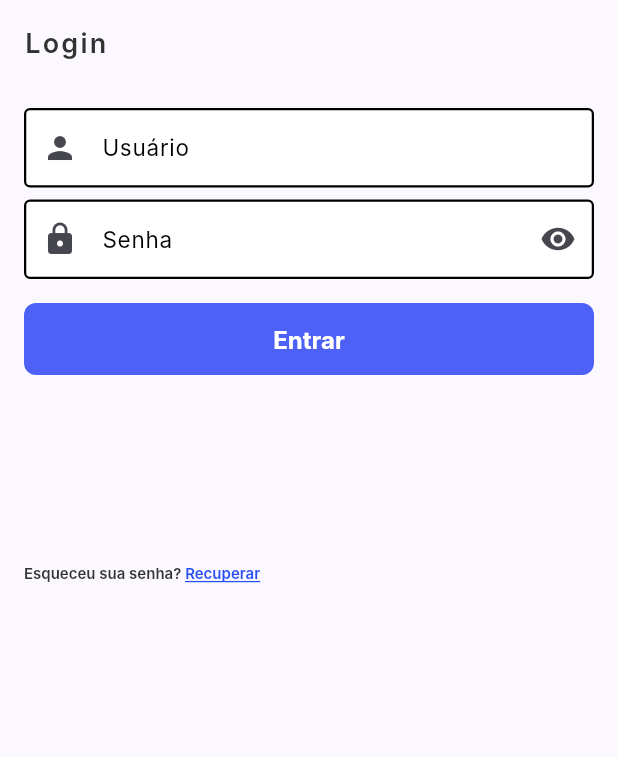
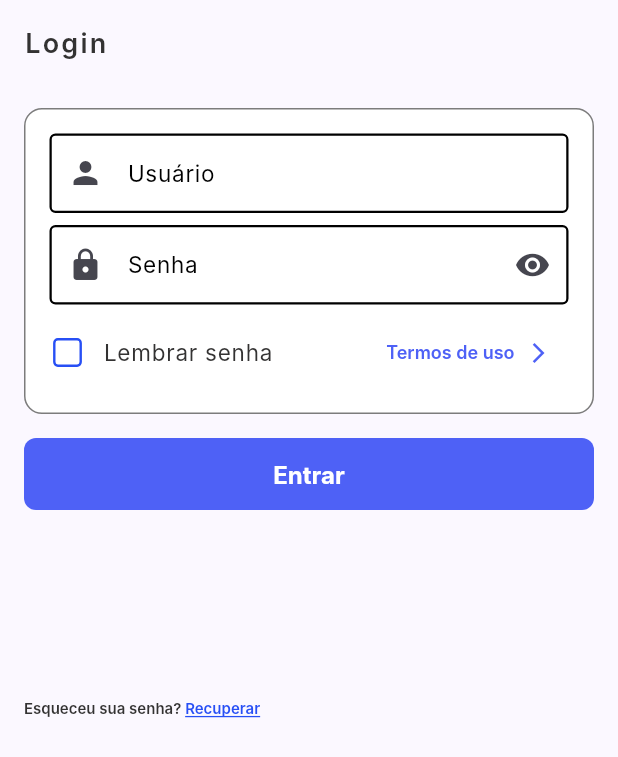
Before and after one commit to marcoantonio567/aplicativo_flutter, a Flutter app: the screen it shows after launch, on a phone screen of 412 x 824 dp. Shown: the top 757 px of the screen. Run offline on Flutter 3.47's test engine with Material 3 defaults, Android fonts, the phone set to English and light mode, and no system bars; our stand-ins replace shared_preferences; Roboto replaces fonts that are missing (Inter, Typeface).

Commit message:
adcionando um termos de uso e estilizando mais a minha tela de login

```diff
--- /dev/null
+++ b/lib/scenes/factory/terms_factory.dart
@@ -0,0 +1,9 @@
+import 'package:flutter/widgets.dart';
+import '../../utils/navigation/app_coordinator.dart';
+import '../view/terms_view.dart';
+
+class TermsFactory {
+  static Widget make({required AppCoordinator coordinator}) {
+    return const TermsView();
+  }
+}
--- a/lib/scenes/view/app_view.dart
+++ b/lib/scenes/view/app_view.dart
@@ -9,7 +9,11 @@ import '../../shared/theme.dart';
 class AppView extends StatelessWidget {
   final AppCoordinator coordinator;
   final AppViewModel viewModel;
-  const AppView({super.key, required this.coordinator, required this.viewModel});
+  const AppView({
+    super.key,
+    required this.coordinator,
+    required this.viewModel,
+  });
 
   @override
   Widget build(BuildContext context) {
@@ -17,7 +21,7 @@ class AppView extends StatelessWidget {
       valueListenable: viewModel.themeMode,
       builder: (context, mode, _) {
         return MaterialApp(
-          title: 'MVVM Sample',
+          title: 'Projeto App',
           navigatorKey: coordinator.navigatorKey,
           theme: AppTheme.lightTheme,
           darkTheme: AppTheme.darkTheme,
--- a/lib/scenes/view/login_view.dart
+++ b/lib/scenes/view/login_view.dart
@@ -10,6 +10,7 @@ import '../../shared/spacing.dart';
 import '../../shared/colors.dart';
 import '../../Components/AppBar/custom_app_bar.dart';
 import '../../Components/AppBar/custom_app_bar_view_model.dart';
+import '../../Components/Checkbox/custom_checkbox.dart';
 
 class LoginView extends StatefulWidget {
   final LoginViewModel viewModel;
@@ -22,6 +23,7 @@ class LoginView extends StatefulWidget {
 class _LoginViewState extends State<LoginView> {
   final TextEditingController _userCtrl = TextEditingController();
   final TextEditingController _passCtrl = TextEditingController();
+  bool _rememberMe = false;
 
   @override
   void dispose() {
@@ -60,6 +62,18 @@ class _LoginViewState extends State<LoginView> {
           return null;
         },
       ),
+    );
+  }
+
+  Widget _buildRememberMe() {
+    return CustomCheckbox(
+      value: _rememberMe,
+      label: 'Lembrar senha',
+      onChanged: (v) {
+        setState(() {
+          _rememberMe = v ?? false;
+        });
+      },
     );
   }
 
@@ -126,9 +140,40 @@ class _LoginViewState extends State<LoginView> {
         child: Column(
           crossAxisAlignment: CrossAxisAlignment.stretch,
           children: [
-            _buildUsernameField(),
-            const SizedBox(height: spaceSm),
-            _buildPasswordField(),
+            Container(
+              padding: const EdgeInsets.all(spaceMd),
+              decoration: BoxDecoration(
+                color: lightTertiaryBaseColorLight,
+                borderRadius: BorderRadius.circular(12),
+                border: Border.all(color: normalSecondaryBaseColorLight, width: 1),
+              ),
+              child: Column(
+                crossAxisAlignment: CrossAxisAlignment.stretch,
+                children: [
+                  _buildUsernameField(),
+                  const SizedBox(height: spaceSm),
+                  _buildPasswordField(),
+                  const SizedBox(height: spaceSm),
+                  Row(
+                    mainAxisAlignment: MainAxisAlignment.spaceBetween,
+                    children: [
+                      _buildRememberMe(),
+                      ActionButton.instantiate(
+                        viewModel: ActionButtonViewModel(
+                          size: ActionButtonSize.small,
+                          style: ActionButtonStyle.clear,
+                          text: 'Termos de uso',
+                          rightIcon: Icons.arrow_forward_ios,
+                          onPressed: () {
+                            widget.viewModel.appCoordinator.goToTerms();
+                          },
+                        ),
+                      ),
+                    ],
+                  ),
+                ],
+              ),
+            ),
             const SizedBox(height: spaceMd),
             _buildLoginButton(),
             const SizedBox(height: spaceSm),
```
Also changed, not shown: lib/scenes/view/terms_view.dart (added, +25 -0 lines), lib/utils/navigation/app_coordinator.dart (+11 -0 lines).
